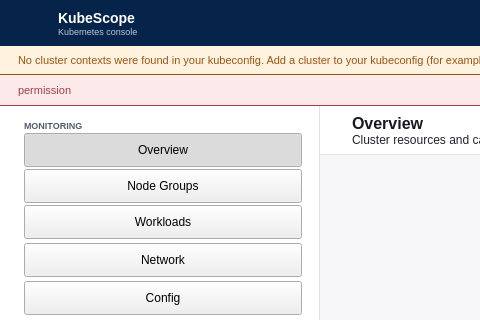
First picture: the form in src/kubescope/ui/main_window.ui, repository dcotecnologia/kubescope, before the edit; both pictures show x 0 to 480 and y 0 to 320 of the 980 by 640 pixel window.
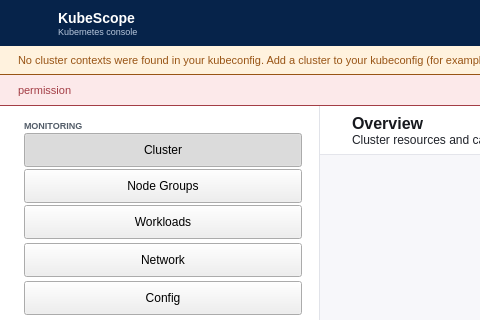
Second picture: the form after the edit. Icons and pictures are not drawn.

Commit message:
feat(ui): rename the first Monitoring menu entry to Cluster
The Workloads overview entry keeps its name.

```diff
--- a/src/kubescope/ui/main_window.ui
+++ b/src/kubescope/ui/main_window.ui
@@ -573,7 +573,7 @@
              <item>
               <widget class="QPushButton" name="navOverview">
                <property name="text">
-                <string>Overview</string>
+                <string>Cluster</string>
                </property>
                <property name="minimumSize">
                 <size>
```
The commit also changes 1 other file.
